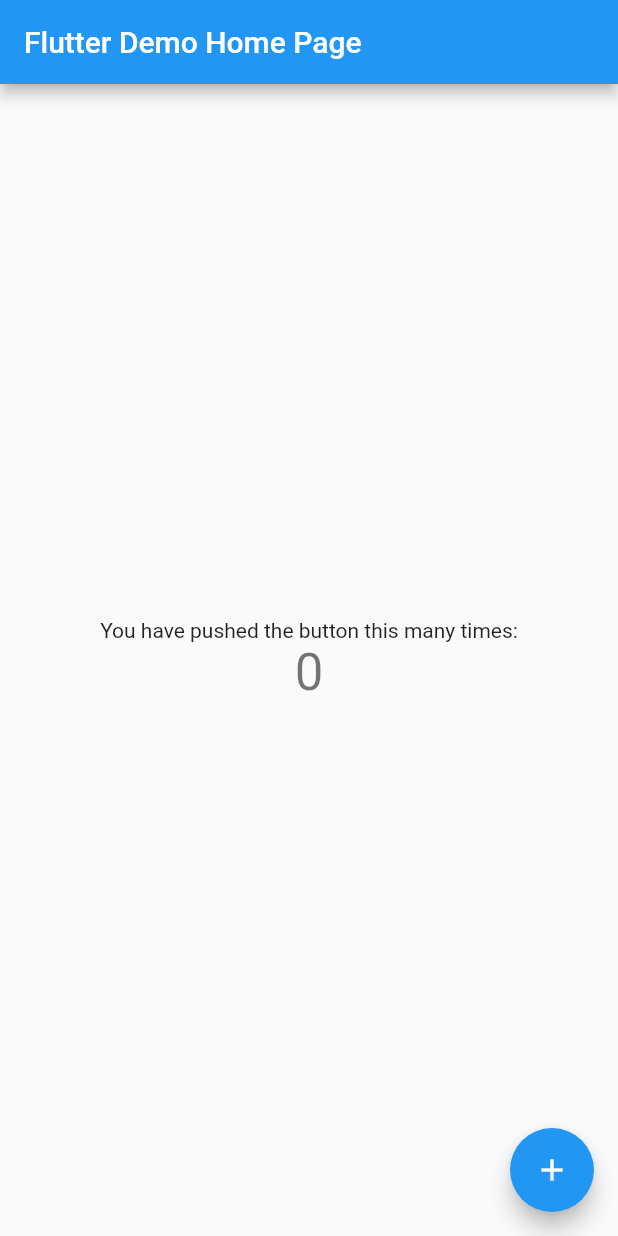
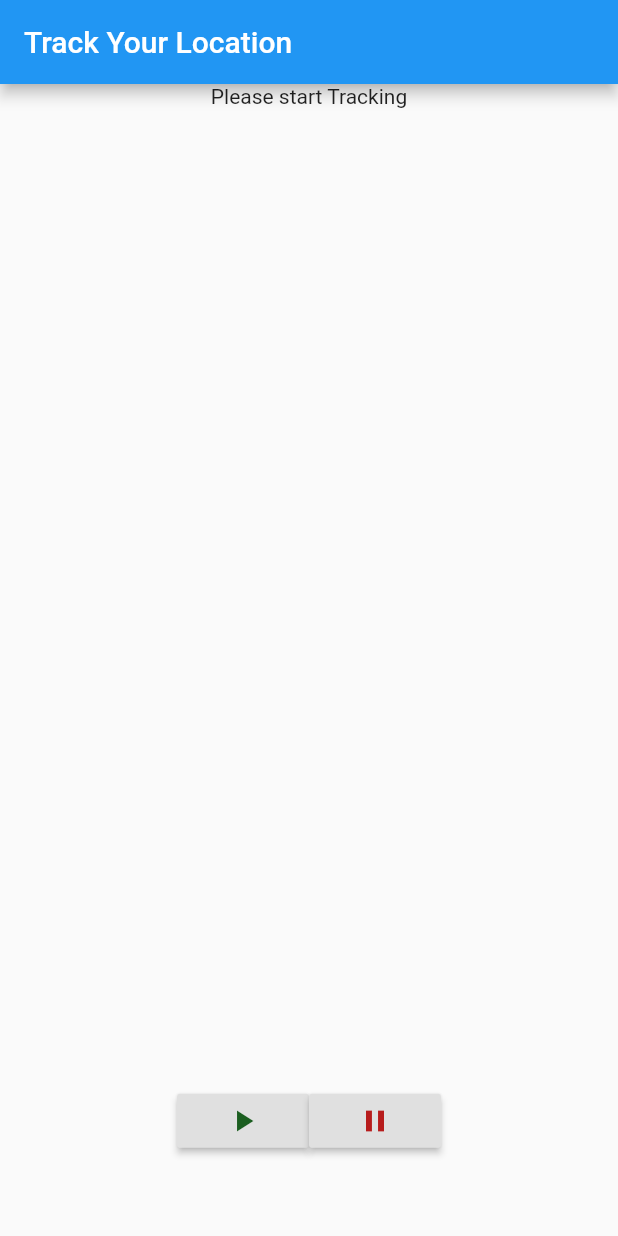
Before and after one commit to ratul0/tracker_v2, a Flutter app: the screen it shows after launch, on a phone screen of 412 x 824 dp. Run offline on Flutter 3.47's test engine with Material 2 defaults, Android fonts, the phone set to English and light mode, and no system bars; our stand-ins replace bloc, equatable, flutter_bloc, geolocator.

Commit message:
add location tracking

```diff
--- /dev/null
+++ b/lib/bloc/bloc.dart
@@ -0,0 +1,3 @@
+export 'location_bloc.dart';
+export 'location_event.dart';
+export 'location_state.dart';
--- /dev/null
+++ b/lib/bloc/location_event.dart
@@ -0,0 +1,21 @@
+import 'package:meta/meta.dart';
+import 'package:equatable/equatable.dart';
+import 'package:geolocator/geolocator.dart';
+
+abstract class LocationEvent extends Equatable {
+  const LocationEvent();
+  @override
+  List<Object> get props => [];
+}
+
+class TrackingStarted extends LocationEvent {}
+
+class LocationAdded extends LocationEvent {
+  final Position position;
+  const LocationAdded({@required this.position}) : assert(position != null);
+
+  @override
+  List<Object> get props => [position];
+}
+
+class Reset extends LocationEvent {}
--- /dev/null
+++ b/lib/bloc/location_state.dart
@@ -0,0 +1,20 @@
+import 'package:meta/meta.dart';
+import 'package:equatable/equatable.dart';
+import 'package:geolocator/geolocator.dart';
+
+abstract class LocationState extends Equatable {
+  const LocationState();
+  @override
+  List<Object> get props => [];
+}
+
+class LocationEmpty extends LocationState {}
+
+class LocationTrackingInProgress extends LocationState {
+  final List<Position> positions;
+
+  const LocationTrackingInProgress({this.positions});
+
+  @override
+  List<Object> get props => [positions];
+}
--- a/lib/main.dart
+++ b/lib/main.dart
@@ -1,113 +1,34 @@
 import 'package:flutter/material.dart';
+import 'package:flutter_bloc/flutter_bloc.dart';
+import 'package:trackerv2/bloc/bloc.dart';
+import 'package:trackerv2/screens/screens.dart';
+import 'package:trackerv2/services/locationService.dart';
+import 'package:trackerv2/simple_bloc_delegate.dart';
 
 void main() {
-  runApp(MyApp());
+  BlocSupervisor.delegate = SimpleBlocDelegate();
+  final LocationService locationService = LocationService();
+
+  runApp(
+    MultiBlocProvider(
+      providers: [
+        BlocProvider<LocationBloc>(
+          create: (context) => LocationBloc(locationService: locationService),
+        )
+      ],
+      child: LocationTrackerApp(),
+    ),
+  );
 }
 
-class MyApp extends StatelessWidget {
-  // This widget is the root of your application.
+class LocationTrackerApp extends StatelessWidget {
   @override
   Widget build(BuildContext context) {
     return MaterialApp(
-      title: 'Flutter Demo',
-      theme: ThemeData(
-        // This is the theme of your application.
-        //
-        // Try running your application with "flutter run". You'll see the
-        // application has a blue toolbar. Then, without quitting the app, try
-        // changing the primarySwatch below to Colors.green and then invoke
-        // "hot reload" (press "r" in the console where you ran "flutter run",
-        // or simply save your changes to "hot reload" in a Flutter IDE).
-        // Notice that the counter didn't reset back to zero; the application
-        // is not restarted.
-        primarySwatch: Colors.blue,
-      ),
-      home: MyHomePage(title: 'Flutter Demo Home Page'),
-    );
+        title: "Location Tracker",
+        initialRoute: InitialScreen.ID,
+        routes: {
+          InitialScreen.ID: (_) => InitialScreen(),
+        });
   }
 }
-
-class MyHomePage extends StatefulWidget {
-  MyHomePage({Key key, this.title}) : super(key: key);
-
-  // This widget is the home page of your application. It is stateful, meaning
-  // that it has a State object (defined below) that contains fields that affect
-  // how it looks.
-
-  // This class is the configuration for the state. It holds the values (in this
-  // case the title) provided by the parent (in this case the App widget) and
-  // used by the build method of the State. Fields in a Widget subclass are
-  // always marked "final".
-
-  final String title;
-
-  @override
-  _MyHomePageState createState() => _MyHomePageState();
-}
-
-class _MyHomePageState extends State<MyHomePage> {
-  int _counter = 0;
-
-  void _incrementCounter() {
-    setState(() {
-      // This call to setState tells the Flutter framework that something has
-      // changed in this State, which causes it to rerun the build method below
-      // so that the display can reflect the updated values. If we changed
-      // _counter without calling setState(), then the build method would not be
-      // called again, and so nothing would appear to happen.
-      _counter++;
-    });
-  }
-
-  @override
-  Widget build(BuildContext context) {
-    // This method is rerun every time setState is called, for instance as done
-    // by the _incrementCounter method above.
-    //
-    // The Flutter framework has been optimized to make rerunning build methods
-    // fast, so that you can just rebuild anything that needs updating rather
-    // than having to individually change instances of widgets.
-    return Scaffold(
-      appBar: AppBar(
-        // Here we take the value from the MyHomePage object that was created by
-        // the App.build method, and use it to set our appbar title.
-        title: Text(widget.title),
-      ),
-      body: Center(
-        // Center is a layout widget. It takes a single child and positions it
-        // in the middle of the parent.
-        child: Column(
-          // Column is also a layout widget. It takes a list of children and
-          // arranges them vertically. By default, it sizes itself to fit its
-          // children horizontally, and tries to be as tall as its parent.
-          //
-          // Invoke "debug painting" (press "p" in the console, choose the
-          // "Toggle Debug Paint" action from the Flutter Inspector in Android
-          // Studio, or the "Toggle Debug Paint" command in Visual Studio Code)
-          // to see the wireframe for each widget.
-          //
-          // Column has various properties to control how it sizes itself and
-          // how it positions its children. Here we use mainAxisAlignment to
-          // center the children vertically; the main axis here is the vertical
-          // axis because Columns are vertical (the cross axis would be
-          // horizontal).
-          mainAxisAlignment: MainAxisAlignment.center,
-          children: <Widget>[
-            Text(
-              'You have pushed the button this many times:',
-            ),
-            Text(
-              '$_counter',
-              style: Theme.of(context).textTheme.headline4,
-            ),
-          ],
-        ),
-      ),
-      floatingActionButton: FloatingActionButton(
-        onPressed: _incrementCounter,
-        tooltip: 'Increment',
-        child: Icon(Icons.add),
-      ), // This trailing comma makes auto-formatting nicer for build methods.
-    );
-  }
-}
--- /dev/null
+++ b/lib/screens/initial_screen.dart
@@ -0,0 +1,75 @@
+import 'package:flutter/material.dart';
+import 'package:flutter_bloc/flutter_bloc.dart';
+import 'package:trackerv2/bloc/bloc.dart';
+
+class InitialScreen extends StatelessWidget {
+  static const String ID = 'INITIAL';
+  @override
+  Widget build(BuildContext context) {
+    // ignore: close_sinks
+    final locationBloc = BlocProvider.of<LocationBloc>(context);
+    return Scaffold(
+      appBar: AppBar(
+        title: Text('Track Your Location'),
+      ),
+      body: SafeArea(
+        child: Container(
+          child: Center(
+            child: Column(
+              children: <Widget>[
+                Expanded(
+                  flex: 8,
+                  child: BlocBuilder<LocationBloc, LocationState>(
+                    // ignore: missing_return
+                    builder: (context, locationState) {
+                      if (locationState is LocationEmpty) {
+                        return Text('Please start Tracking');
+                      }
+                      if (locationState is LocationTrackingInProgress) {
+                        return ListView.builder(
+                          itemCount: locationState.positions?.length,
+                          itemBuilder: (BuildContext context, int index) {
+                            return ListTile(
+                              title: Text(
+                                  'lat ${locationState.positions[index].latitude}'),
+                            );
+                          },
+                        );
+                      }
+                    },
+                  ),
+                ),
+                Expanded(
+                  flex: 2,
+                  child: Row(
+                    mainAxisAlignment: MainAxisAlignment.center,
+                    children: <Widget>[
+                      RaisedButton(
+                        onPressed: () => locationBloc.add(
+                          TrackingStarted(),
+                        ),
+                        child: Icon(
+                          Icons.play_arrow,
+                          color: Colors.green.shade900,
+                        ),
+                      ),
+                      RaisedButton(
+                        onPressed: () => locationBloc.add(
+                          Reset(),
+                        ),
+                        child: Icon(
+                          Icons.pause,
+                          color: Colors.red.shade900,
+                        ),
+                      ),
+                    ],
+                  ),
+                )
+              ],
+            ),
+          ),
+        ),
+      ),
+    );
+  }
+}
--- /dev/null
+++ b/lib/screens/screens.dart
@@ -0,0 +1 @@
+export 'initial_screen.dart';
--- /dev/null
+++ b/lib/services/locationService.dart
@@ -0,0 +1,12 @@
+import 'package:geolocator/geolocator.dart';
+
+class LocationService {
+  final Geolocator _geoLocator = Geolocator();
+  final LocationOptions _locationOptions = LocationOptions(
+    accuracy: LocationAccuracy.best,
+    distanceFilter: 0,
+  );
+  Stream<Position> getPositionStream() {
+    return _geoLocator.getPositionStream(_locationOptions);
+  }
+}
--- a/pubspec.yaml
+++ b/pubspec.yaml
@@ -19,6 +19,9 @@
 dependencies:
   flutter:
     sdk: flutter
+  geolocator: ^5.3.0
+  flutter_bloc: ^3.2.0
+  equatable: ^1.1.1
 
 
   # The following adds the Cupertino Icons font to your application.
```
Also changed, not shown: lib/bloc/location_bloc.dart (added, +68 -0 lines), lib/simple_bloc_delegate.dart (added, +21 -0 lines), pubspec.lock, 6 other files.
